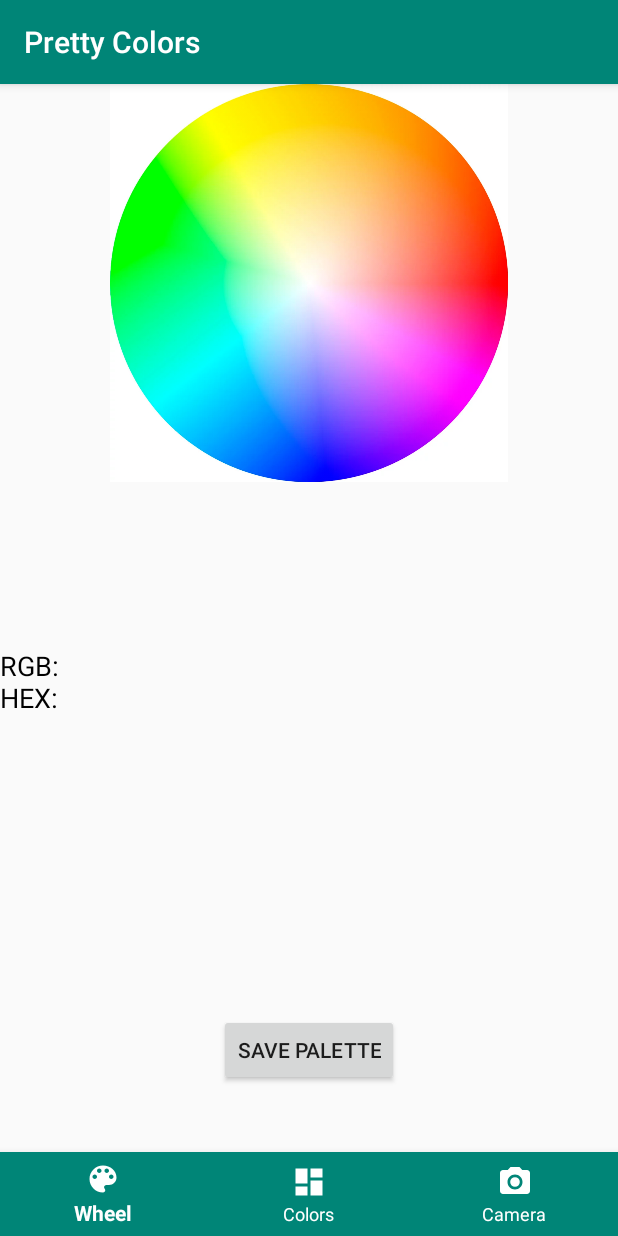
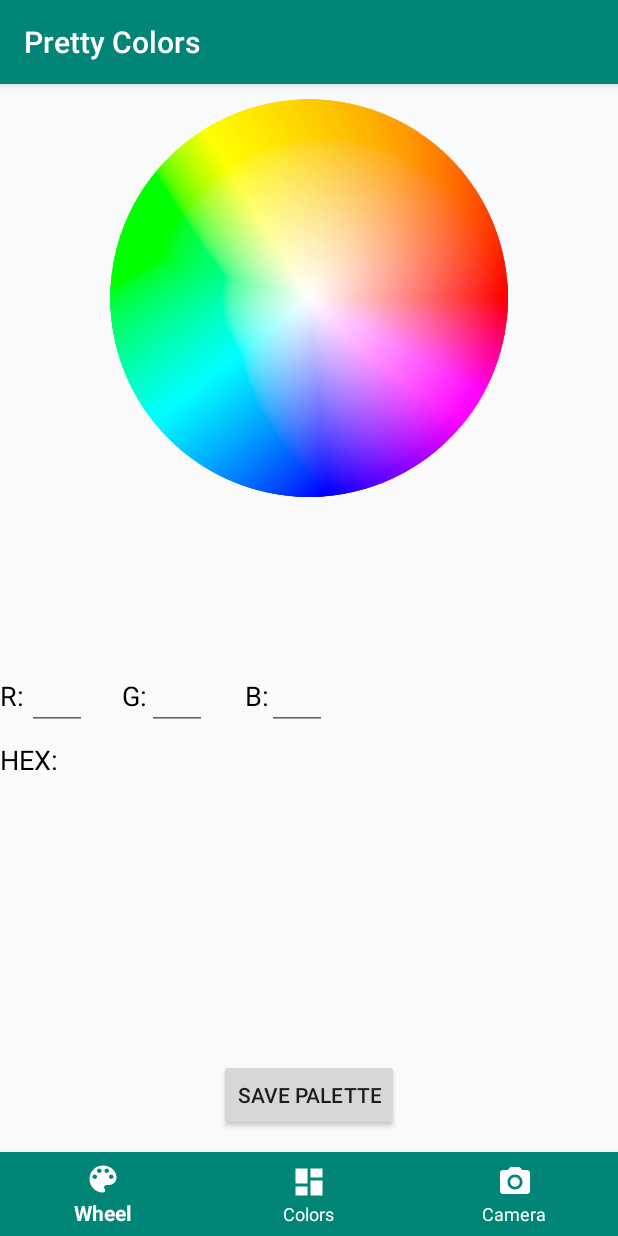
Before and after one commit to VishBK/PrettyColors, an Android app: the screen it shows after launch (MainActivity), after a tap on "SAVE PALETTE", on a phone screen of 412 x 824 dp. Run offline under Robolectric (Android 15) with nearby library versions, the phone set to English and light mode, and no system bars.

```diff
--- a/app/src/main/AndroidManifest.xml
+++ b/app/src/main/AndroidManifest.xml
@@ -13,7 +13,8 @@
         android:theme="@style/AppTheme">
         <activity
             android:name=".MainActivity"
-            android:label="@string/app_name">
+            android:label="@string/app_name"
+            android:windowSoftInputMode="adjustPan" >
             <intent-filter>
                 <action android:name="android.intent.action.MAIN" />
 
--- a/app/src/main/res/layout/fragment_wheel.xml
+++ b/app/src/main/res/layout/fragment_wheel.xml
@@ -9,6 +9,7 @@
         android:id="@+id/imageView"
         android:layout_width="wrap_content"
         android:layout_height="265dp"
+        android:layout_marginTop="10dp"
         android:contentDescription="Color Wheel"
         android:src="@drawable/color_wheel" />
 
@@ -18,7 +19,8 @@
         android:layout_height="wrap_content"
         android:layout_below="@+id/colorView1"
         android:layout_alignParentStart="true"
-        android:text="RGB: \nHEX:"
+        android:layout_marginTop="10dp"
+        android:text="R:              G:              B:              \n\nHEX:"
         android:textColor="#000"
         android:textSize="18sp" />
 
@@ -57,7 +59,43 @@
         android:layout_height="wrap_content"
         android:layout_alignParentBottom="true"
         android:layout_centerHorizontal="true"
-        android:layout_marginBottom="100dp"
+        android:layout_marginBottom="70dp"
         android:text="Save Palette" />
 
+    <EditText
+        android:id="@+id/editR"
+        android:layout_width="40dp"
+        android:layout_height="wrap_content"
+        android:layout_alignTop="@+id/hexResult"
+        android:layout_alignParentStart="true"
+        android:layout_marginLeft="18dp"
+        android:layout_marginTop="-10dp"
+        android:ems="10"
+        android:inputType="number"
+        android:gravity="center_horizontal" />
+
+    <EditText
+        android:id="@+id/editG"
+        android:layout_width="40dp"
+        android:layout_height="wrap_content"
+        android:layout_alignTop="@+id/hexResult"
+        android:layout_alignParentStart="true"
+        android:layout_marginLeft="98dp"
+        android:layout_marginTop="-10dp"
+        android:ems="10"
+        android:inputType="number"
+        android:gravity="center_horizontal" />
+
+    <EditText
+        android:id="@+id/editB"
+        android:layout_width="40dp"
+        android:layout_height="wrap_content"
+        android:layout_alignTop="@+id/hexResult"
+        android:layout_alignParentStart="true"
+        android:layout_marginLeft="178dp"
+        android:layout_marginTop="-10dp"
+        android:ems="10"
+        android:inputType="number"
+        android:gravity="center_horizontal" />
+
 </RelativeLayout>
```
Also changed, not shown: app/src/main/java/com/example/vishk/prettycolors/WheelFragment.java (+46 -3 lines), app/src/main/res/drawable/color_wheel.PNG.
